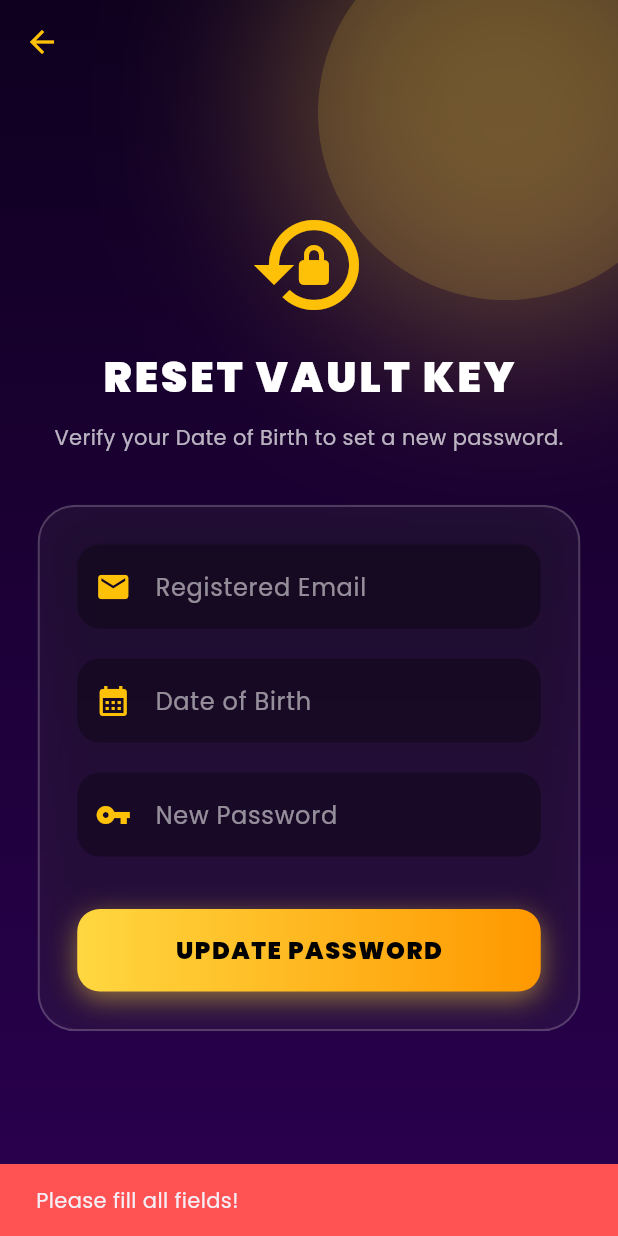
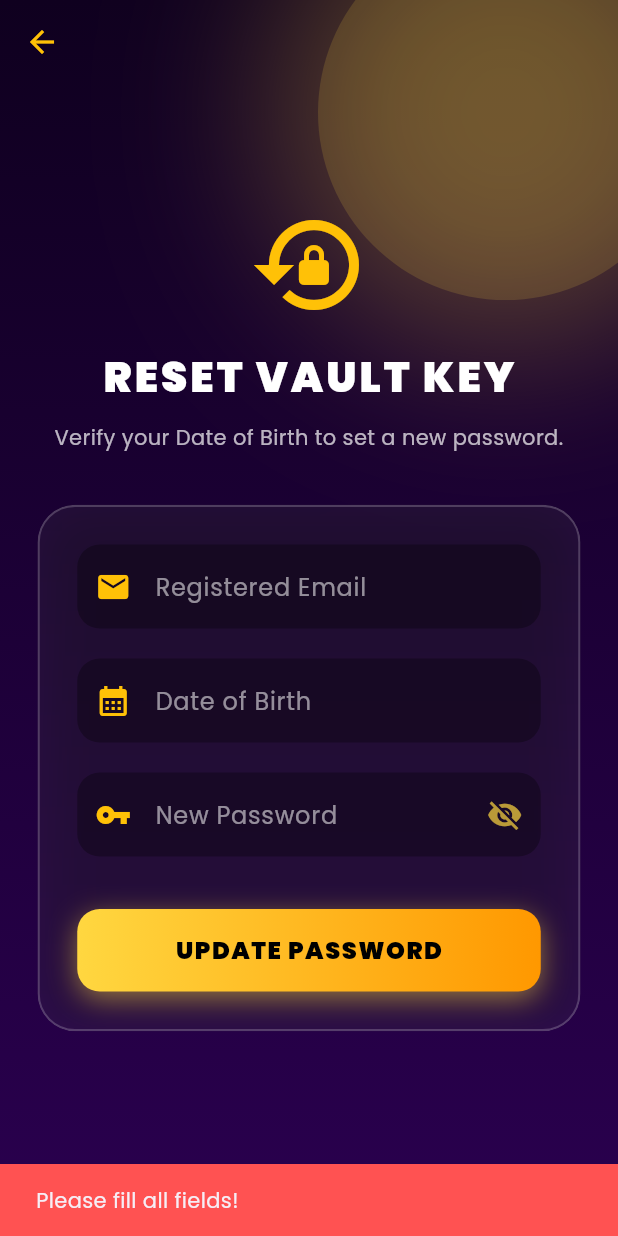
Before and after one commit to ggcwin/jp_app, a Flutter app: the ForgotPasswordScreen screen opened directly, after a tap on "UPDATE PASSWORD", on a phone screen of 412 x 824 dp. Run offline on Flutter 3.47's test engine with Material 3 defaults, Android fonts, the phone set to English and light mode, and no system bars; our stand-ins replace google_fonts, lottie, qr_flutter, shared_preferences; accounts and stored records are empty; network calls fail.

Commit message:
forget password added

```diff
--- a/lib/screens/forgot_password_screen.dart
+++ b/lib/screens/forgot_password_screen.dart
@@ -14,8 +14,8 @@ class _ForgotPasswordScreenState extends State<ForgotPasswordScreen> {
   final _dobController = TextEditingController();
   final _newPasswordController = TextEditingController();
   bool _isLoading = false;
+  bool _isPasswordVisible = false; // ✨ EYE ICON STATE
 
-  // ✨ Calendar se Date select karne ka function
   Future<void> _selectDate(BuildContext context) async {
     final DateTime? picked = await showDatePicker(
       context: context,
@@ -38,14 +38,12 @@ class _ForgotPasswordScreenState extends State<ForgotPasswordScreen> {
     );
     if (picked != null) {
       setState(() {
-        // Backend ko YYYY-MM-DD format chahiye hota hai
         _dobController.text =
             "${picked.year}-${picked.month.toString().padLeft(2, '0')}-${picked.day.toString().padLeft(2, '0')}";
       });
     }
   }
 
-  // ✨ Password Reset Logic
   void _resetPassword() async {
     if (_emailController.text.isEmpty ||
         _dobController.text.isEmpty ||
@@ -83,8 +81,9 @@ class _ForgotPasswordScreenState extends State<ForgotPasswordScreen> {
           backgroundColor: Colors.green,
         ),
       );
-      Navigator.pop(context); // Wapas Login Screen par le jao
+      Navigator.pop(context);
     } else {
+      // ✨ AB YAHAN BACKEND KA ASLI ERROR AAYEGA (E.g. "User not found")
       ScaffoldMessenger.of(context).showSnackBar(
         SnackBar(
           content: Text(
@@ -110,7 +109,6 @@ class _ForgotPasswordScreenState extends State<ForgotPasswordScreen> {
       ),
       body: Stack(
         children: [
-          // 🌌 Background Gradient
           Container(
             decoration: const BoxDecoration(
               gradient: LinearGradient(
@@ -120,8 +118,6 @@ class _ForgotPasswordScreenState extends State<ForgotPasswordScreen> {
               ),
             ),
           ),
-
-          // ✨ Glowing Gold Orb (Luxury Light)
           Positioned(
             top: -50,
             right: -50,
@@ -141,7 +137,6 @@ class _ForgotPasswordScreenState extends State<ForgotPasswordScreen> {
               ),
             ),
           ),
-
           Center(
             child: SingleChildScrollView(
               padding: const EdgeInsets.all(25),
@@ -166,8 +161,6 @@ class _ForgotPasswordScreenState extends State<ForgotPasswordScreen> {
                     style: TextStyle(color: Colors.white70, fontSize: 14),
                   ),
                   const SizedBox(height: 35),
-
-                  // 💎 Glassmorphism Box
                   ClipRRect(
                     borderRadius: BorderRadius.circular(25),
                     child: BackdropFilter(
@@ -214,8 +207,6 @@ class _ForgotPasswordScreenState extends State<ForgotPasswordScreen> {
                               ),
                             ),
                             const SizedBox(height: 20),
-
-                            // ✨ DOB Field
                             TextField(
                               controller: _dobController,
                               readOnly: true,
@@ -243,10 +234,11 @@ class _ForgotPasswordScreenState extends State<ForgotPasswordScreen> {
                             ),
                             const SizedBox(height: 20),
 
-                            // Naya Password Field
+                            // ✨ UPDATED PASSWORD FIELD (WITH EYE ICON)
                             TextField(
                               controller: _newPasswordController,
-                              obscureText: true,
+                              obscureText:
+                                  !_isPasswordVisible, // Toggle Visibility
                               style: const TextStyle(
                                 color: Colors.white,
                                 fontWeight: FontWeight.bold,
@@ -266,11 +258,23 @@ class _ForgotPasswordScreenState extends State<ForgotPasswordScreen> {
                                   Icons.vpn_key,
                                   color: Colors.amber,
                                 ),
+                                suffixIcon: IconButton(
+                                  icon: Icon(
+                                    _isPasswordVisible
+                                        ? Icons.visibility
+                                        : Icons.visibility_off,
+                                    color: Colors.amberAccent.withOpacity(0.7),
+                                  ),
+                                  onPressed: () {
+                                    setState(() {
+                                      _isPasswordVisible = !_isPasswordVisible;
+                                    });
+                                  },
+                                ),
                               ),
                             ),
                             const SizedBox(height: 35),
 
-                            // Update Button
                             SizedBox(
                               width: double.infinity,
                               height: 55,
```
Also changed, not shown: lib/services/auth_service.dart (+16 -2 lines).
